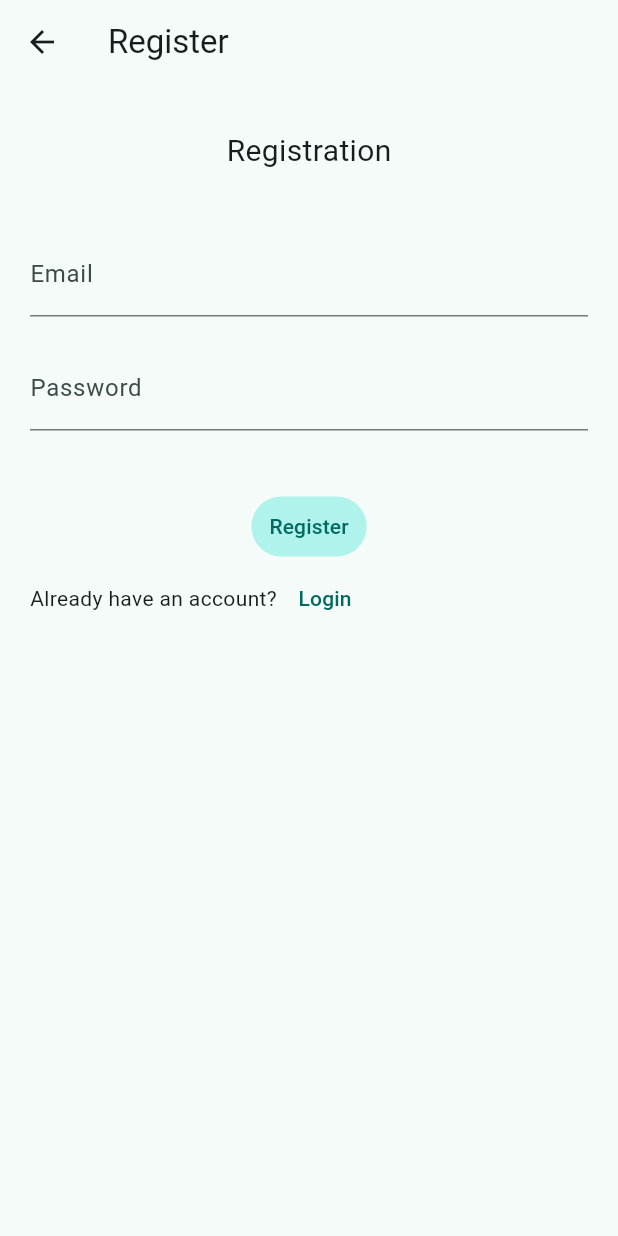
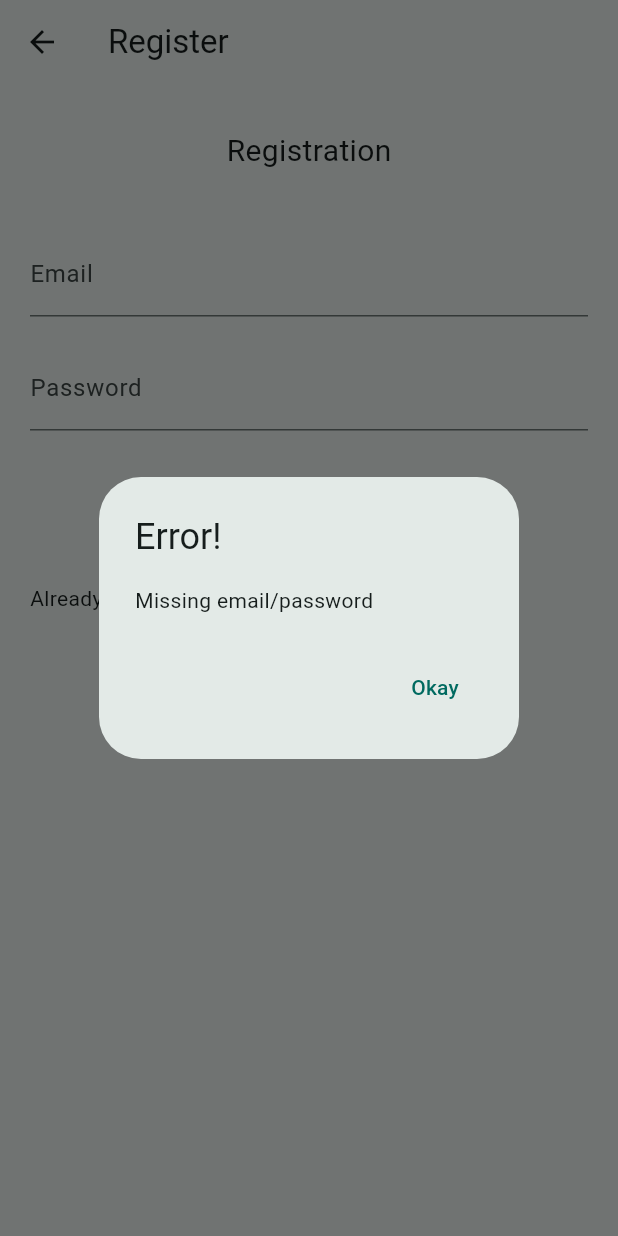
Before and after one commit to marellz/mynotes, a Flutter app: the RegisterView screen opened by its route, after a tap on "Register", on a phone screen of 412 x 824 dp. Run offline on Flutter 3.47's test engine with Material 3 defaults, Android fonts, the phone set to English and light mode, and no system bars; our stand-ins replace firebase_auth, firebase_core; accounts and stored records are empty.

Commit message:
error dialog utility + implementation in auth

```diff
--- /dev/null
+++ b/lib/utilities/error_dialog.dart
@@ -0,0 +1,19 @@
+import 'package:flutter/material.dart';
+
+Future<void> showErrorDialog(BuildContext context, String text) {
+  return showDialog(
+      context: context,
+      builder: (context) {
+        return AlertDialog(
+          title: const Text('Error!'),
+          content: Text(text),
+          actions: [
+            TextButton(
+                onPressed: () {
+                  Navigator.of(context).pop();
+                },
+                child: const Text('Okay')),
+          ],
+        );
+      });
+}
--- a/lib/views/login_view.dart
+++ b/lib/views/login_view.dart
@@ -3,6 +3,7 @@ import 'package:flutter/material.dart';
 import 'dart:developer' as devtools show log;
 
 import 'package:mynotes/constants/routes.dart';
+import 'package:mynotes/utilities/error_dialog.dart';
 
 class LoginView extends StatefulWidget {
   const LoginView({super.key});
@@ -68,6 +69,11 @@ class _LoginViewState extends State<LoginView> {
                   final String email = _email.text;
                   final String password = _password.text;
 
+                  if (email == '' || password == '') {
+                    showErrorDialog(context, 'Missing email/password');
+                    return;
+                  }
+
                   try {
                     final UserCredential userCredential =
                         await FirebaseAuth.instance.signInWithEmailAndPassword(
@@ -84,12 +90,20 @@ class _LoginViewState extends State<LoginView> {
                   } on FirebaseAuthException catch (e) {
                     //
                     if (e.code == 'invalid-credential') {
-                      devtools.log('Invalid credentials!');
+                      if (context.mounted) {
+                        await showErrorDialog(context, 'Invalid credentials!');
+                      }
                     } else {
+                      if (context.mounted) {
+                        await showErrorDialog(
+                            context, e.message ?? 'An unknown error');
+                      }
                       devtools.log('[${e.code}]:${e.message}');
                     }
                   } catch (e) {
-                    devtools.log(e.toString());
+                    if (context.mounted) {
+                      await showErrorDialog(context, e.toString());
+                    }
                   }
                 },
                 style: const ButtonStyle(
--- a/lib/views/register_view.dart
+++ b/lib/views/register_view.dart
@@ -1,6 +1,9 @@
 import 'package:firebase_auth/firebase_auth.dart';
 import 'package:flutter/material.dart';
 import 'dart:developer' as devtools show log;
+
+import 'package:mynotes/constants/routes.dart';
+import 'package:mynotes/utilities/error_dialog.dart';
 
 class RegisterView extends StatefulWidget {
   const RegisterView({super.key});
@@ -66,24 +69,49 @@ class _RegisterViewState extends State<RegisterView> {
                   final String email = _email.text;
                   final String password = _password.text;
 
+                  if(email == '' || password == ''){
+                    showErrorDialog(context, 'Missing email/password');
+                    return;
+                  }
+
                   try {
                     final UserCredential userCredential = await FirebaseAuth
                         .instance
                         .createUserWithEmailAndPassword(
                             email: email, password: password);
 
-                    devtools.log(userCredential.toString());
-
+                    if (userCredential.user != null) {
+                      if (context.mounted) {
+                        Navigator.of(context)
+                            .pushNamedAndRemoveUntil(routeNotes, (_) => false);
+                      }
+                    }
                   } on FirebaseAuthException catch (e) {
                     if (e.code == 'weak-password') {
-                      devtools.log('The password provided is too weak.');
+                      if (context.mounted) {
+                        showErrorDialog(
+                            context, 'The password provided is too weak.');
+                      }
                     } else if (e.code == 'email-already-in-use') {
-                      devtools.log('The account already exists for that email.');
+                      if (context.mounted) {
+                        showErrorDialog(context,
+                            'The account already exists for that email.');
+                      }
                     } else if (e.code == 'invalid-email') {
-                      devtools.log('The email provided is invalid.');
+                      if (context.mounted) {
+                        showErrorDialog(
+                            context, 'The email provided is invalid.');
+                      }
+                    } else {
+                      if (context.mounted) {
+                        await showErrorDialog(
+                            context, e.message ?? 'An unknown error');
+                      }
                     }
                   } catch (e) {
-                    devtools.log(e.toString());
+                    if (context.mounted) {
+                      await showErrorDialog(context, e.toString());
+                    }
                   }
                 },
                 style: const ButtonStyle(
@@ -91,13 +119,13 @@ class _RegisterViewState extends State<RegisterView> {
                         Color.fromARGB(255, 175, 243, 236))),
                 //
                 child: const Text('Register')),
-          Row(
+            Row(
               children: [
                 const Text('Already have an account?'),
                 TextButton(
                     onPressed: () {
-                      Navigator.of(context).pushNamedAndRemoveUntil(
-                          '/login', (route) => false);
+                      Navigator.of(context)
+                          .pushNamedAndRemoveUntil('/login', (route) => false);
                     },
                     child: const Text('Login')),
               ],
```
